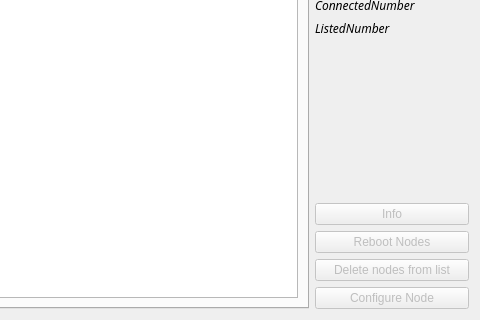
Above: ui_files/monitor.ui from lnls-sirius/bbbread before the change; both pictures show x 250 to 730 and y 140 to 460 of the 730 by 460 pixel window. Below: the same form after it.
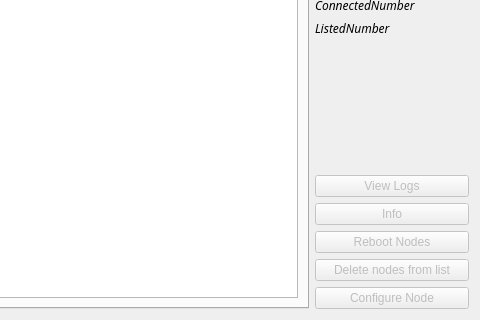
That is the form after the change.

Commit message: Adds log visualizing dialog

The edit to the form file:
```diff
--- a/ui_files/monitor.ui
+++ b/ui_files/monitor.ui
@@ -636,6 +636,16 @@
        </item>
        <item>
         <layout class="QVBoxLayout" name="verticalLayout_5">
+         <item>
+          <widget class="QPushButton" name="logsButton">
+           <property name="enabled">
+            <bool>false</bool>
+           </property>
+           <property name="text">
+            <string>View Logs</string>
+           </property>
+          </widget>
+         </item>
          <item>
           <widget class="QPushButton" name="infoButton">
            <property name="enabled">
```
The commit also changes 5 other files.
